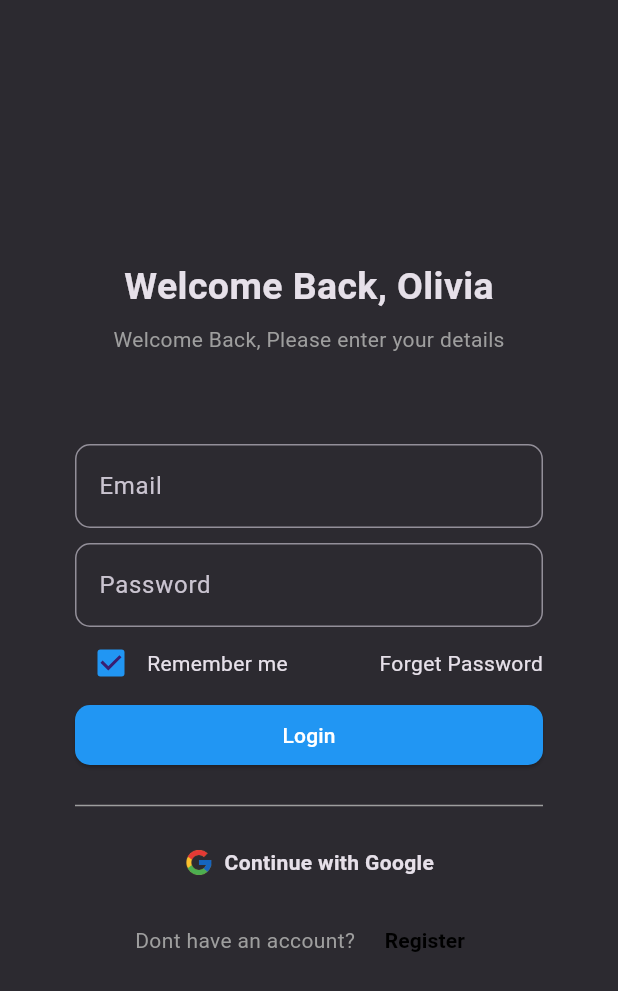
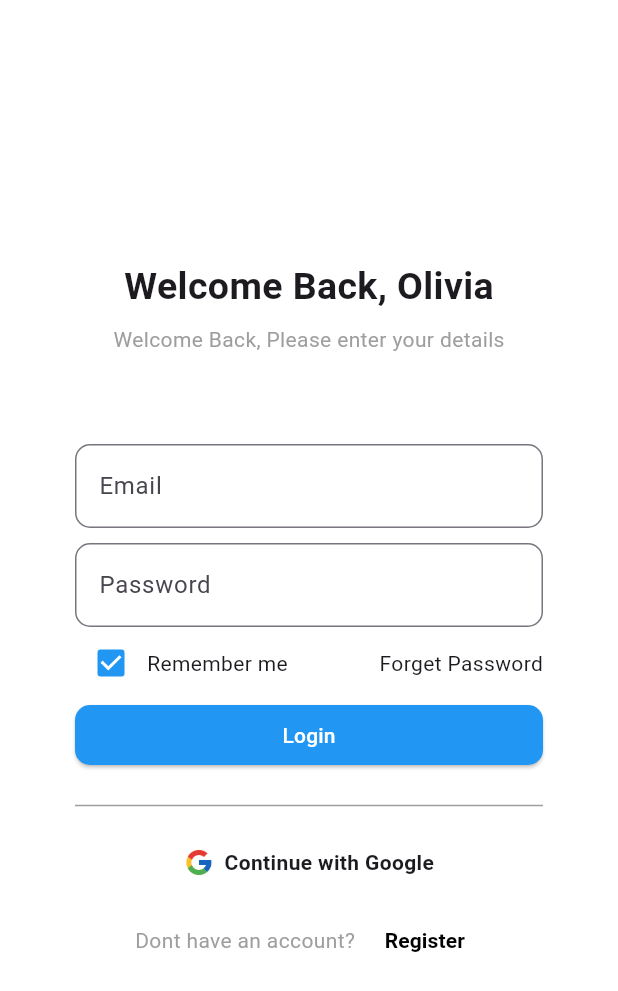
Before and after one commit to crindalwalt/App-Dev-002, a Flutter app: the screen it shows after launch, on a phone screen of 412 x 824 dp. Shown: the top 991 px of the screen. Run offline on Flutter 3.47's test engine with Material 3 defaults, Android fonts, the phone set to English and light mode, and no system bars; our stand-ins replace smooth_page_indicator.

Commit message:
theme provider done

```diff
--- a/lib/main.dart
+++ b/lib/main.dart
@@ -11,15 +11,20 @@ void main() {
 // Root App
 class MovishApp extends StatelessWidget {
   MyThemes myCustomThemes = MyThemes();
-  ThemeManager themeManager = ThemeManager();
+  ThemeManager themer = ThemeManager();
   @override
   Widget build(BuildContext context) {
-    return MaterialApp(
-      theme: myCustomThemes.myLightTheme,
-      darkTheme: myCustomThemes.myDarkTheme,
-      themeMode: ThemeMode.dark,
-      debugShowCheckedModeBanner: false,
-      home: LoginScreen(),
+    return AnimatedBuilder(
+      animation: themer,
+      builder: (context, _) {
+        return MaterialApp(
+          theme: myCustomThemes.myLightTheme,
+          darkTheme: myCustomThemes.myDarkTheme,
+          themeMode: themer.themeMode,
+          debugShowCheckedModeBanner: false,
+          home: LoginScreen(),
+        );
+      },
     );
   }
 }
--- a/lib/utils/theme/theme_manager.dart
+++ b/lib/utils/theme/theme_manager.dart
@@ -1,6 +1,11 @@
 import 'package:flutter/material.dart';
 
-class ThemeManager {
-  ThemeMode _mode = ThemeMode.light; //private
-  ThemeMode get currentThemeMode => _mode;
+class ThemeManager extends ChangeNotifier {
+  ThemeMode _mode = ThemeMode.light;
+  ThemeMode get themeMode => _mode;
+
+  void turnDarkModeOn(bool isDark) {
+    _mode = isDark ? ThemeMode.dark : ThemeMode.light;
+    notifyListeners();
+  }
 }
```
Also changed, not shown: lib/screens/setting_screen.dart (+10 -14 lines).
